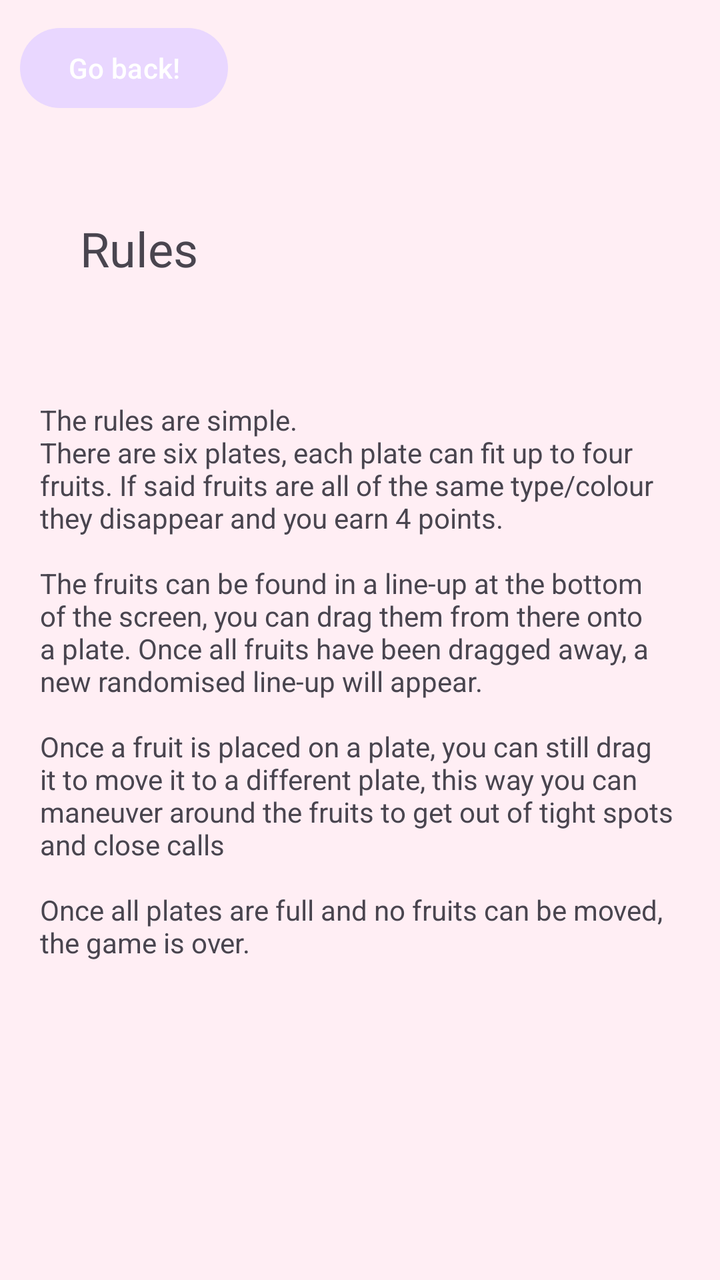
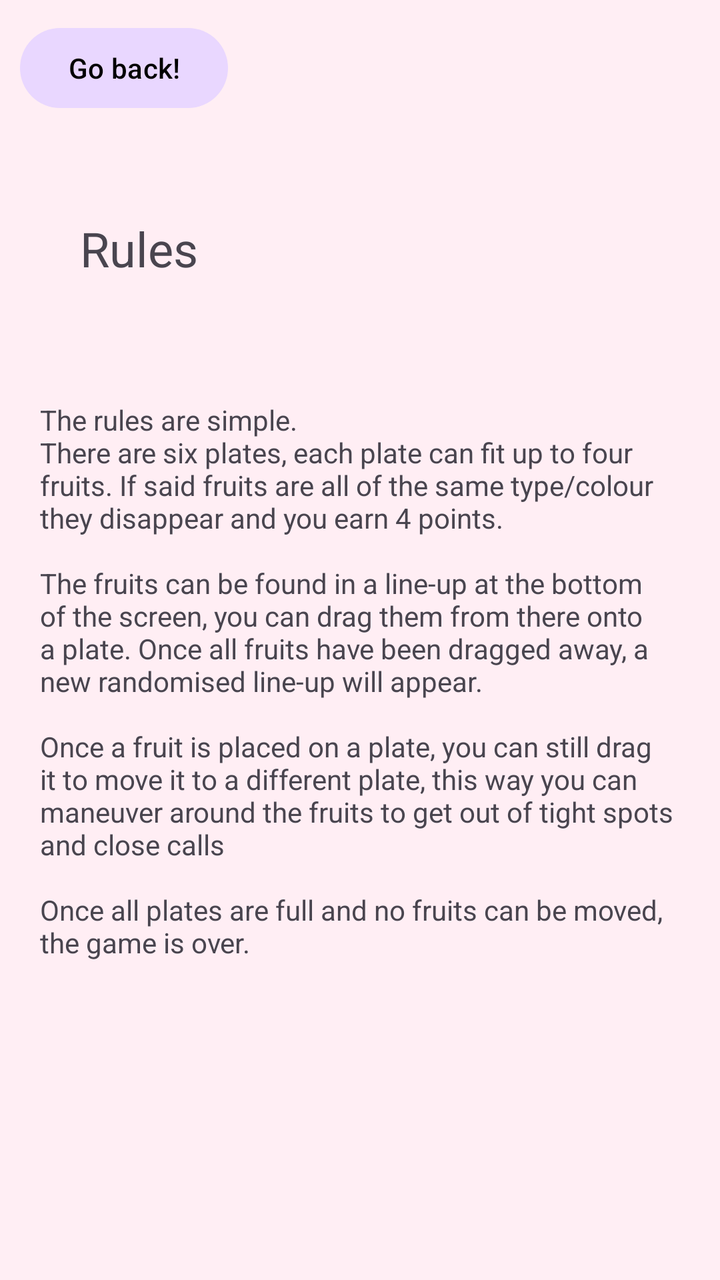

An Android layout rendered at two revisions. The XML below is the earlier revision; the diff shows what the commit changed to produce the second picture.
<!-- AndroidManifest.xml: application theme Theme.FruitMatching -->
<!-- res/layout/activity_rules.xml -->
<?xml version="1.0" encoding="utf-8"?>
<androidx.constraintlayout.widget.ConstraintLayout xmlns:android="http://schemas.android.com/apk/res/android"
    xmlns:app="http://schemas.android.com/apk/res-auto"
    xmlns:tools="http://schemas.android.com/tools"
    android:id="@+id/main"
    android:layout_width="match_parent"
    android:layout_height="match_parent"
    tools:context=".RulesActivity">

    <LinearLayout
        android:layout_width="match_parent"
        android:layout_height="match_parent"
        android:orientation="vertical" >

        <Button
            android:id="@+id/backButton"
            android:text="Go back!"
            android:onClick="goBack"
            android:layout_width="wrap_content"
            android:layout_height="wrap_content"
            app:layout_constraintTop_toTopOf="parent"
            app:layout_constraintBottom_toBottomOf="parent"
            app:layout_constraintStart_toStartOf="parent"
            app:layout_constraintEnd_toEndOf="parent"
            android:layout_margin="10dp" />

        <TextView
            android:id="@+id/rulesTitle"
            android:layout_width="wrap_content"
            android:layout_height="wrap_content"
            android:text="Rules"
            android:textSize="24sp"
            app:layout_constraintTop_toBottomOf="@id/backButton"
            app:layout_constraintStart_toStartOf="parent"
            app:layout_constraintEnd_toEndOf="parent"
            android:layout_margin="20dp"
            android:padding="20dp" />

        <TextView
            android:id="@+id/rulesText"
            android:layout_width="wrap_content"
            android:layout_height="wrap_content"
            android:text="@string/rules"
            app:layout_constraintTop_toBottomOf="@id/rulesTitle"
            app:layout_constraintStart_toStartOf="parent"
            app:layout_constraintEnd_toEndOf="parent"
            android:padding="20dp" />

    </LinearLayout>


</androidx.constraintlayout.widget.ConstraintLayout>
<!-- resources referenced by this layout -->
<resources>
  <string name="rules">
          The rules are simple.\nThere are six plates, each plate can fit up to four fruits. If said fruits are all of the same type/colour they disappear and you earn 4 points.\n\nThe fruits can be found in a line-up at the bottom of the screen, you can drag them from there onto a plate. Once all fruits have been dragged away, a new randomised line-up will appear.\n\nOnce a fruit is placed on a plate, you can still drag it to move it to a different plate, this way you can maneuver around the fruits to get out of tight spots and close calls\n\nOnce all plates are full and no fruits can be moved, the game is over.
      </string>
  <style name="Theme.FruitMatching" parent="Base.Theme.FruitMatching" />
  <style name="Base.Theme.FruitMatching" parent="Theme.Material3.DayNight.NoActionBar">
          
           <item name="colorPrimary">@color/primary</item>
          <item name="android:colorBackground">@color/background</item>
      </style>
  <color name="primary">#e9d7ff</color>
  <color name="background">#ffeef4</color>
</resources>

<!-- the commit's change to res/layout/activity_rules.xml (unified diff, before → after) -->
@@ -5,7 +5,7 @@
     android:id="@+id/main"
     android:layout_width="match_parent"
     android:layout_height="match_parent"
-    tools:context=".RulesActivity">
+    tools:context=".RulesActivity" >
 
     <LinearLayout
         android:layout_width="match_parent"
@@ -15,6 +15,7 @@
         <Button
             android:id="@+id/backButton"
             android:text="Go back!"
+            android:textColor="@color/black"
             android:onClick="goBack"
             android:layout_width="wrap_content"
             android:layout_height="wrap_content"
<!-- resource entries referenced after the edit -->
@@ -1,5 +1,6 @@
 <!-- resources referenced by this layout -->
 <resources>
+  <color name="black">#FF000000</color>
   <string name="rules">
           The rules are simple.\nThere are six plates, each plate can fit up to four fruits. If said fruits are all of the same type/colour they disappear and you earn 4 points.\n\nThe fruits can be found in a line-up at the bottom of the screen, you can drag them from there onto a plate. Once all fruits have been dragged away, a new randomised line-up will appear.\n\nOnce a fruit is placed on a plate, you can still drag it to move it to a different plate, this way you can maneuver around the fruits to get out of tight spots and close calls\n\nOnce all plates are full and no fruits can be moved, the game is over.
       </string>
